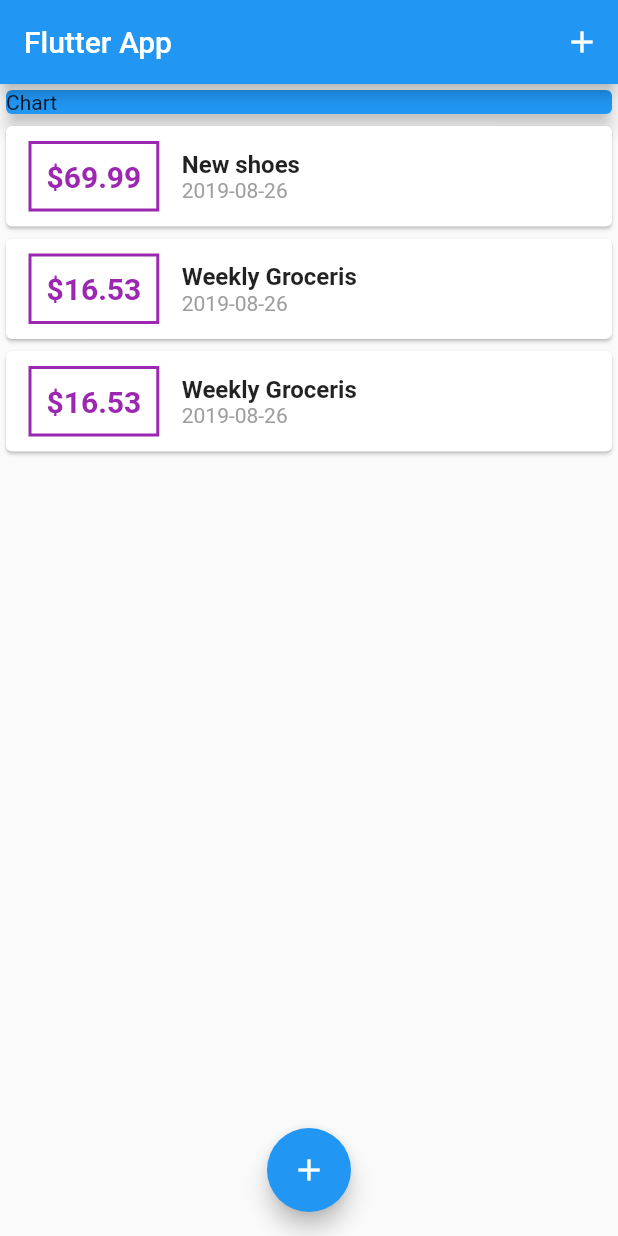
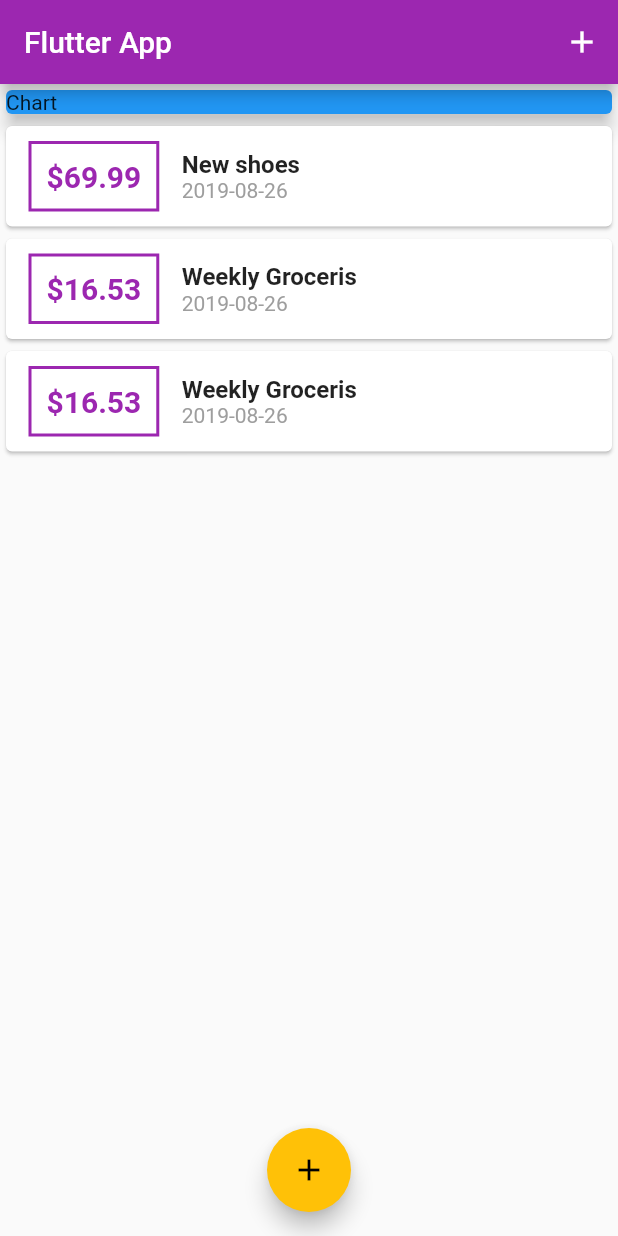
Before and after one commit to jimbocortes/expense_tracker, a Flutter app: the screen it shows after launch, on a phone screen of 412 x 824 dp. Run offline on Flutter 3.47's test engine with Material 2 defaults, Android fonts, the phone set to English and light mode, and no system bars.

Commit message:
- Theming

```diff
--- a/lib/main.dart
+++ b/lib/main.dart
@@ -10,9 +10,7 @@ class MyApp extends StatelessWidget {
   Widget build(BuildContext context) {
     return MaterialApp(
       title: 'Personal Expenses',
-      theme: ThemeData(
-        primarySwatch: Colors.blue,
-      ),
+      theme: ThemeData(primarySwatch: Colors.purple, accentColor: Colors.amber),
       home: MyHomePage(),
     );
   }
--- a/lib/widgets/transaction_list.dart
+++ b/lib/widgets/transaction_list.dart
@@ -24,7 +24,7 @@ class TransactionList extends StatelessWidget {
                     ),
                     decoration: BoxDecoration(
                       border: Border.all(
-                        color: Colors.purple,
+                        color: Theme.of(context).primaryColor,
                         width: 2,
                       ),
                     ),
@@ -34,7 +34,7 @@ class TransactionList extends StatelessWidget {
                       style: TextStyle(
                         fontWeight: FontWeight.bold,
                         fontSize: 20,
-                        color: Colors.purple,
+                        color: Theme.of(context).primaryColor,
                       ),
                     ),
                   ),
```
